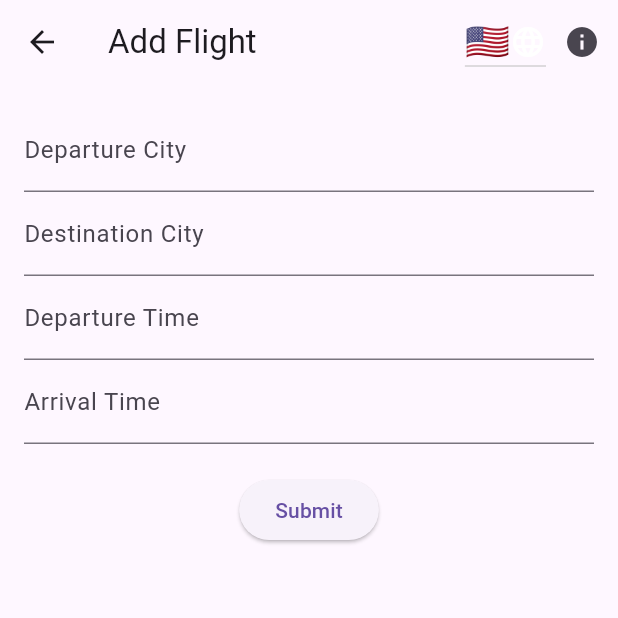
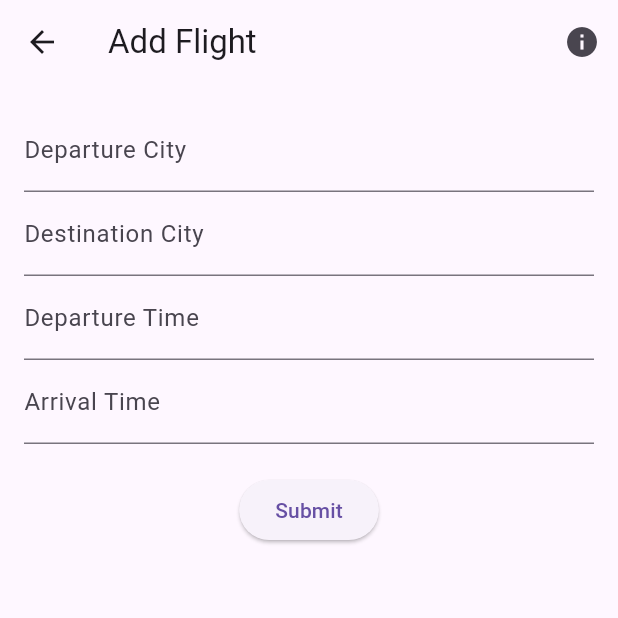
Before and after one commit to ideniska/CST2335_Final_Project, a Flutter app: the FlightListScreen screen opened directly, after a tap on the "add" icon, on a phone screen of 412 x 824 dp, the top half of it. Run offline on Flutter 3.47's test engine with Material 3 defaults, Android fonts, the phone set to English and light mode, and no system bars; our stand-ins replace shared_preferences, sqflite; missing offline and left inert: encrypted_shared_preferences; accounts and stored records are empty.

Commit message:
various fixes and refactoring

```diff
--- a/assets/translations/en.json
+++ b/assets/translations/en.json
@@ -77,5 +77,6 @@
   "airplaneFormInstruction3": "Click add",
   "airplaneFormInstruction4": "Click add",
   "airplaneDetails": "Airplane details",
-  "airplaneAdded": "Airplane added successfully"
+  "airplaneAdded": "Airplane added successfully",
+  "flightAdded": "Flight added successfully"
 }
--- a/assets/translations/es.json
+++ b/assets/translations/es.json
@@ -76,5 +76,6 @@
   "appInstruction2": "Haga clic en la aplicación de cliente para agregar un nuevo cliente.",
   "appInstruction3": "Haga clic en la aplicación de lista de vuelos para agregar un nuevo vuelo.",
   "appInstruction4": "Haga clic en la aplicación de reservación para crear una nueva reservación basada en los clientes y vuelos disponibles.",
-  "airplaneAdded": "Avión añadido con éxito"
+  "airplaneAdded": "Avión añadido con éxito",
+  "flightAdded": "Vuelo añadido con éxito"
 }
--- a/assets/translations/ru.json
+++ b/assets/translations/ru.json
@@ -76,5 +76,6 @@
   "appInstruction2": "Нажмите на приложение для клиентов, чтобы добавить нового клиента.",
   "appInstruction3": "Нажмите на приложение списка рейсов, чтобы добавить новый рейс.",
   "appInstruction4": "Нажмите на приложение для бронирования, чтобы создать новое бронирование на основе клиентов и доступных рейсов.",
-  "airplaneAdded": "Cамолет добавлен успешно"
+  "airplaneAdded": "Cамолет добавлен успешно",
+  "flightAdded": "Полет добавлен успешно"
 }
--- a/lib/screens/flight_form_screen.dart
+++ b/lib/screens/flight_form_screen.dart
@@ -2,13 +2,15 @@ import 'package:flutter/material.dart';
 import 'package:provider/provider.dart';
 import '../models/flight.dart';
 import '../providers/flight_provider.dart';
-import '../providers/locale_provider.dart';  // Add this line
 import '../l10n/app_localizations.dart';
 import '../l10n/localization_delegate.dart';
 
+/// A screen for adding or editing a flight.
 class FlightFormScreen extends StatefulWidget {
+  /// The flight to edit.
   final Flight? flight;
 
+  /// Creates a [FlightFormScreen].
   FlightFormScreen({this.flight});
 
   @override
@@ -35,6 +37,7 @@ class _FlightFormScreenState extends State<FlightFormScreen> {
     super.initState();
   }
 
+  /// Saves the form data and updates or adds the flight.
   void _saveForm() {
     final localizations = AppLocalizations.of(context);
     if (_formKey.currentState!.validate()) {
@@ -64,7 +67,6 @@ class _FlightFormScreenState extends State<FlightFormScreen> {
       appBar: AppBar(
         title: Text(widget.flight == null ? localizations.translate('addFlight') ?? 'Add Flight' : localizations.translate('editFlight') ?? 'Edit Flight'),
         actions: [
-          buildLanguageDropdown(context),
           buildInfoButton(context, localizations),
         ],
       ),
@@ -87,25 +89,7 @@ class _FlightFormScreenState extends State<FlightFormScreen> {
     );
   }
 
-  DropdownButton<Locale> buildLanguageDropdown(BuildContext context) {
-    final localeProvider = Provider.of<LocaleProvider>(context);
-    return DropdownButton<Locale>(
-      value: localeProvider.locale,
-      icon: Icon(Icons.language, color: Colors.white),
-      items: L10n.all.map((locale) {
-        final flag = L10n.getFlag(locale.languageCode);
-        return DropdownMenuItem(
-          child: Center(child: Text(flag, style: TextStyle(fontSize: 24))),
-          value: locale,
-          onTap: () {
-            localeProvider.setLocale(locale);
-          },
-        );
-      }).toList(),
-      onChanged: (_) {},
-    );
-  }
-
+  /// Builds an info button that shows a dialog with instructions when pressed.
   IconButton buildInfoButton(BuildContext context, AppLocalizations localizations) {
     return IconButton(
       icon: Icon(Icons.info),
@@ -142,6 +126,7 @@ class _FlightFormScreenState extends State<FlightFormScreen> {
     );
   }
 
+  /// Builds a text form field with validation and saving logic.
   TextFormField buildTextFormField(AppLocalizations localizations, String label, String initialValue, Function(String?) onSaved, {TextInputType keyboardType = TextInputType.text}) {
     return TextFormField(
       initialValue: initialValue,
@@ -163,6 +148,7 @@ class _FlightFormScreenState extends State<FlightFormScreen> {
     );
   }
 
+  /// Builds a row of buttons for submitting, updating, or deleting the form.
   Row buildButtonRow(BuildContext context, AppLocalizations localizations, bool isEditing) {
     return Row(
       mainAxisAlignment: MainAxisAlignment.spaceAround,
@@ -174,6 +160,7 @@ class _FlightFormScreenState extends State<FlightFormScreen> {
     );
   }
 
+  /// Builds a button for updating an existing flight.
   ElevatedButton buildEditButton(BuildContext context, AppLocalizations localizations) {
     return ElevatedButton(
       onPressed: () {
@@ -183,6 +170,7 @@ class _FlightFormScreenState extends State<FlightFormScreen> {
     );
   }
 
+  /// Builds a button for deleting an existing flight.
   ElevatedButton buildDeleteButton(BuildContext context, AppLocalizations localizations) {
     return ElevatedButton(
       onPressed: () async {
@@ -217,10 +205,14 @@ class _FlightFormScreenState extends State<FlightFormScreen> {
     );
   }
 
+  /// Builds a button for submitting a new flight.
   ElevatedButton buildSubmitButton(BuildContext context, AppLocalizations localizations) {
     return ElevatedButton(
       onPressed: () {
         _saveForm();
+        ScaffoldMessenger.of(context).showSnackBar(
+          SnackBar(content: Text(localizations.translate('flightAdded')!)),
+        );
       },
       child: Text(localizations.translate('submit')!),
     );
--- a/lib/screens/flight_list_screen.dart
+++ b/lib/screens/flight_list_screen.dart
@@ -1,10 +1,10 @@
 import 'package:flutter/material.dart';
 import 'package:provider/provider.dart';
 import '../l10n/app_localizations.dart';
-import '../models/flight.dart';
 import '../providers/flight_provider.dart';
 import 'flight_form_screen.dart';
 
+/// A screen that displays a list of flights.
 class FlightListScreen extends StatelessWidget {
   @override
   Widget build(BuildContext context) {
@@ -12,16 +12,6 @@ class FlightListScreen extends StatelessWidget {
     return Scaffold(
       appBar: AppBar(
         title: Text(localizations.translate('flights')!),
-        actions: [
-          IconButton(
-            icon: Icon(Icons.add),
-            onPressed: () {
-              Navigator.of(context).push(
-                MaterialPageRoute(builder: (context) => FlightFormScreen()),
-              );
-            },
-          ),
-        ],
       ),
       body: FutureBuilder(
         future: Provider.of<FlightProvider>(context, listen: false).fetchFlights(),
@@ -29,7 +19,6 @@ class FlightListScreen extends StatelessWidget {
           if (snapshot.connectionState == ConnectionState.waiting) {
             return Center(child: CircularProgressIndicator());
           } else if (snapshot.hasError) {
-            // Highlighted: Use localized strings
             return Center(child: Text(localizations.translate('errorLoadingFlights')!));
           } else {
             return Consumer<FlightProvider>(
@@ -40,13 +29,6 @@ class FlightListScreen extends StatelessWidget {
                   return ListTile(
                     title: Text('${flight.departureCity} to ${flight.destinationCity}'),
                     subtitle: Text('${flight.departureTime} to ${flight.arrivalTime}'),
-                    trailing: IconButton(
-                      icon: Icon(Icons.delete),
-                      onPressed: () {
-                        Provider.of<FlightProvider>(context, listen: false).deleteFlight(flight.id!);
-                        ScaffoldMessenger.of(context).showSnackBar(SnackBar(content: Text(localizations.translate('flightRemoved')!)));
-                      },
-                    ),
                     onTap: () {
                       Navigator.of(context).push(
                         MaterialPageRoute(
@@ -61,6 +43,16 @@ class FlightListScreen extends StatelessWidget {
           }
         },
       ),
+      floatingActionButton: FloatingActionButton(
+        onPressed: () {
+          Navigator.push(
+            context,
+            MaterialPageRoute(builder: (context) => FlightFormScreen()),
+          );
+        },
+        child: Icon(Icons.add),
+      ),
+
     );
   }
 }
```
Also changed, not shown: lib/main.dart (+3 -4 lines), lib/screens/airplane_form_screen.dart (+0 -21 lines), lib/screens/airplane_list_screen.dart (+7 -0 lines).
